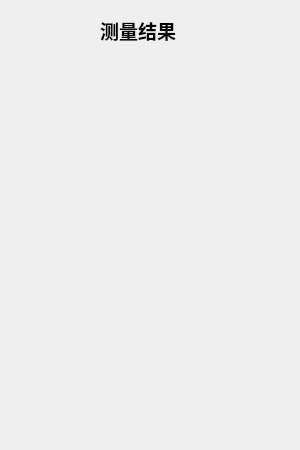
Above: resultform.ui from pkfbc2014/Simple-Quantum-Simulator before the change. Below: the same form after it.
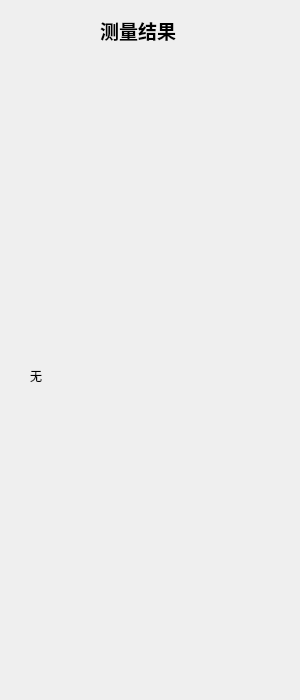
That is the form after the change.

What changed in the file:
```diff
--- a/resultform.ui
+++ b/resultform.ui
@@ -7,7 +7,7 @@
     <x>0</x>
     <y>0</y>
     <width>300</width>
-    <height>450</height>
+    <height>700</height>
    </rect>
   </property>
   <property name="windowTitle">
@@ -33,6 +33,25 @@
     <string>测量结果</string>
    </property>
   </widget>
+  <widget class="QLabel" name="Datalabel">
+   <property name="geometry">
+    <rect>
+     <x>30</x>
+     <y>60</y>
+     <width>221</width>
+     <height>631</height>
+    </rect>
+   </property>
+   <property name="font">
+    <font>
+     <family>Agency FB</family>
+     <pointsize>9</pointsize>
+    </font>
+   </property>
+   <property name="text">
+    <string>无</string>
+   </property>
+  </widget>
  </widget>
  <resources/>
  <connections/>
```
